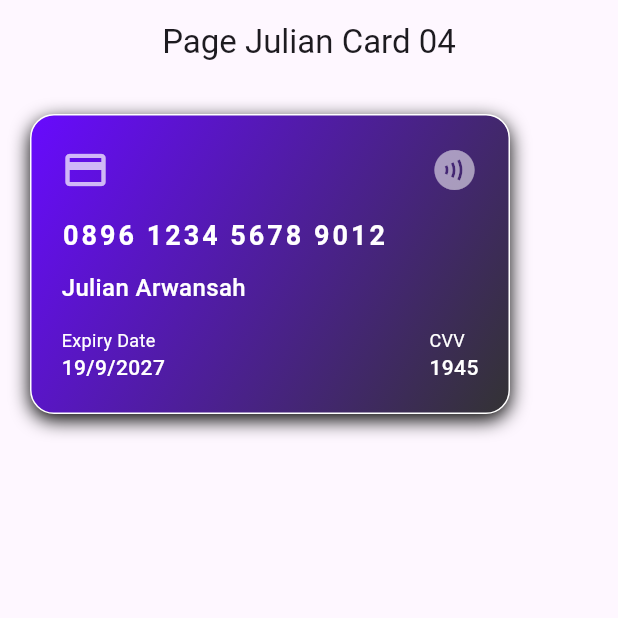
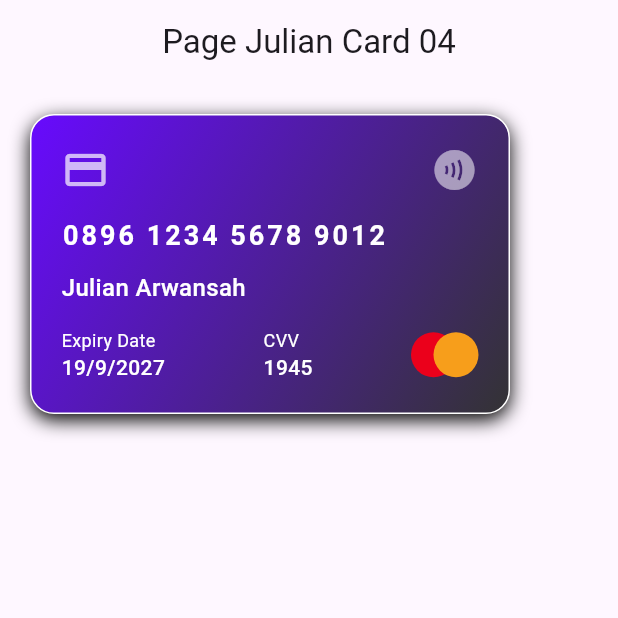
Before and after one commit to Julianarwansah/tugas_week_8_1123150112, a Flutter app: the screen it shows after launch, on a phone screen of 412 x 824 dp, the top half of it. Run offline on Flutter 3.47's test engine with Material 3 defaults, Android fonts, the phone set to English and light mode, and no system bars.

Commit message:
menambahkan logo mastercard

```diff
--- a/lib/pages/page_card_04.dart
+++ b/lib/pages/page_card_04.dart
@@ -118,6 +118,27 @@ class JulPageCard04 extends StatelessWidget {
                           ),
                         ],
                       ),
+                      Stack(
+                        children: [
+                          Container(
+                            width: 30,
+                            height: 30,
+                            decoration: const BoxDecoration(
+                              color: Color(0xFFEB001B),
+                              shape: BoxShape.circle,
+                            ),
+                          ),
+                          Container(
+                            width: 30,
+                            height: 30,
+                            margin: const EdgeInsets.only(left: 15),
+                            decoration: const BoxDecoration(
+                              color: Color(0xFFF79E1B),
+                              shape: BoxShape.circle,
+                            ),
+                          ),
+                        ],
+                      ),
                     ],
                   ),
                 ],
```
